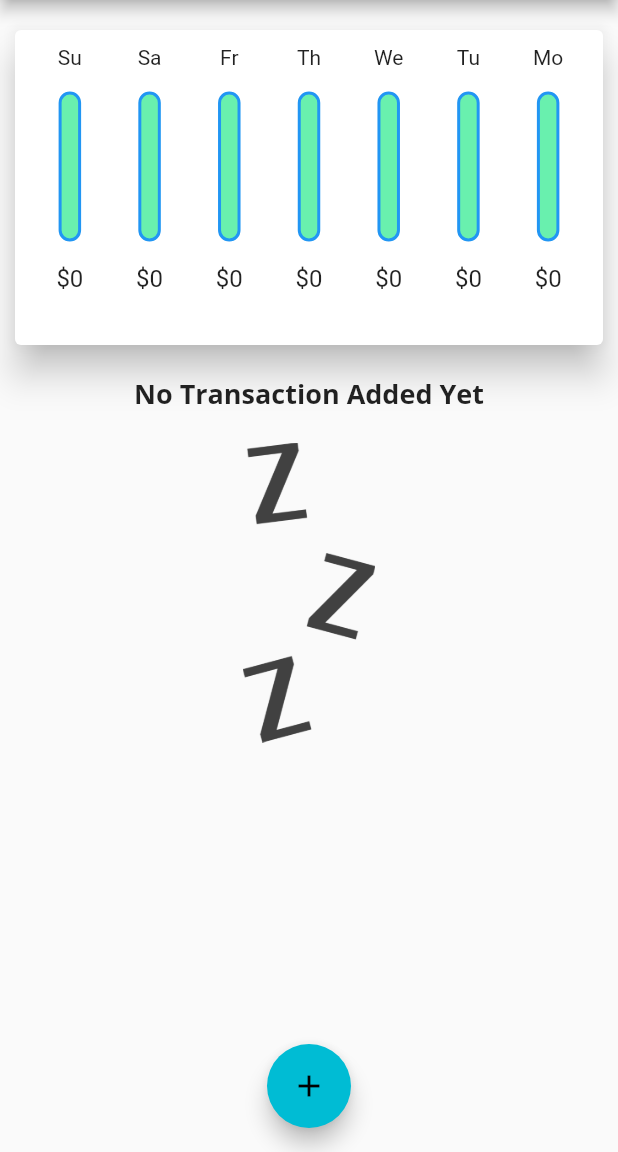
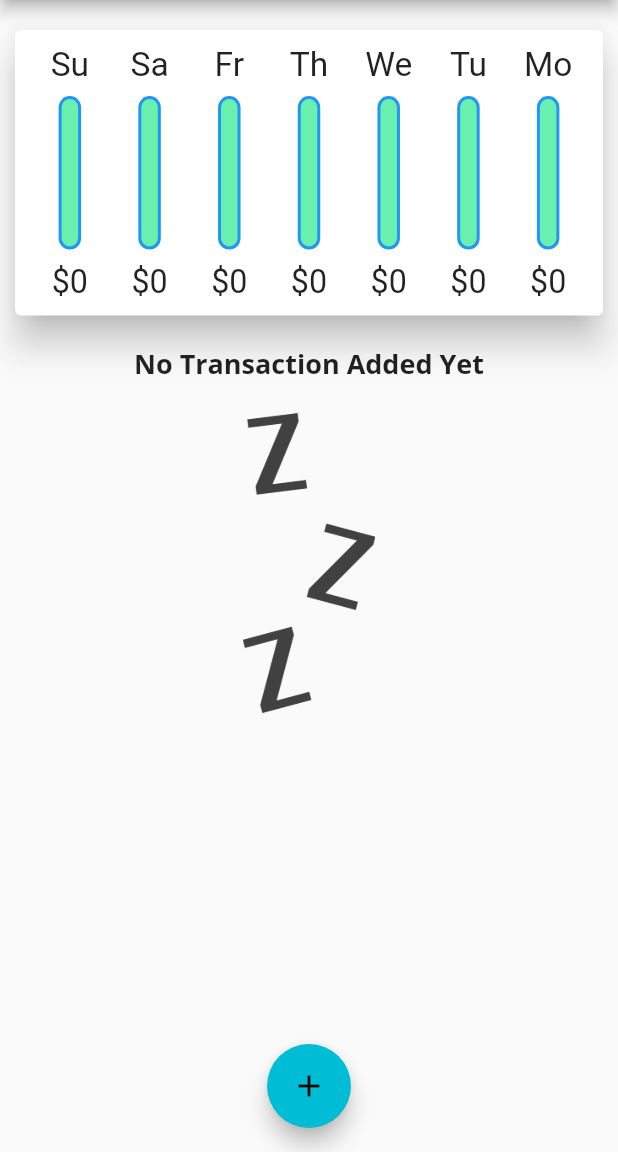
Before and after one commit to marufkhan09/expense, a Flutter app: the screen it shows after launch, on a phone screen of 412 x 824 dp, the part 84-1236 px from its top. Run offline on Flutter 3.47's test engine with Material 2 defaults, Android fonts, the phone set to English and light mode, and no system bars.

```diff
--- a/lib/main.dart
+++ b/lib/main.dart
@@ -1,10 +1,15 @@
 import 'package:expenseplanner/widgets/chart.dart';
 import 'package:expenseplanner/widgets/new_transaction.dart';
 import 'package:expenseplanner/widgets/transaction_list.dart';
+import 'package:flutter/cupertino.dart';
 import 'package:flutter/material.dart';
 import 'package:expenseplanner/models/transaction.dart';
+import 'package:flutter/services.dart';
 
 void main() {
+  WidgetsFlutterBinding.ensureInitialized();
+  SystemChrome.setPreferredOrientations(
+      [DeviceOrientation.portraitUp, DeviceOrientation.portraitDown]);
   runApp(MyApp());
 }
 
@@ -36,9 +41,6 @@ class MyApp extends StatelessWidget {
 }
 
 class MyHomePage extends StatefulWidget {
-  // String titleInput = '';
-  // String amountInput = '';
-
   @override
   _MyHomePageState createState() => _MyHomePageState();
 }
@@ -55,28 +57,30 @@ class _MyHomePageState extends State<MyHomePage> {
         });
   }
 
-  final List<Transaction> _userTransaction = [
-
-  ];
+  final List<Transaction> _userTransaction = [];
 
   List<Transaction> get _recentTransactions {
-    return _userTransaction.where((element) =>
-        element.date.isAfter(DateTime.now().subtract(Duration(days: 7)))).toList();
+    return _userTransaction
+        .where((element) =>
+            element.date.isAfter(DateTime.now().subtract(Duration(days: 7))))
+        .toList();
   }
 
-  void _addNewTransaction(String txTitle, double txAmount,DateTime chosenDate) {
+  void _addNewTransaction(
+      String txTitle, double txAmount, DateTime chosenDate) {
     final newTx = Transaction(
       id: DateTime.now().toString(),
       title: txTitle,
       amount: txAmount,
-        date: chosenDate,);
+      date: chosenDate,
+    );
 
     setState(() {
       _userTransaction.add(newTx);
     });
   }
 
-  void _deleteNewTransaction(String id){
+  void _deleteNewTransaction(String id) {
     setState(() {
       _userTransaction.removeWhere((tx) => tx.id == id);
     });
@@ -84,9 +88,7 @@ class _MyHomePageState extends State<MyHomePage> {
 
   @override
   Widget build(BuildContext context) {
-    return Scaffold(
-      resizeToAvoidBottomInset: false,
-      appBar: AppBar(
+    final appBar = AppBar(
       actions: [
         IconButton(
             onPressed: () => _startAddNewTransaction(context),
@@ -95,14 +97,29 @@ class _MyHomePageState extends State<MyHomePage> {
       title: Text(
         "Personal Expense",
       ),
-      ),
+    );
+
+    return Scaffold(
+      resizeToAvoidBottomInset: false,
+      appBar: appBar,
       body: SingleChildScrollView(
         child: Column(
           mainAxisAlignment: MainAxisAlignment.start,
           crossAxisAlignment: CrossAxisAlignment.stretch,
           children: [
-            Chart(_recentTransactions),
-            TransactionList(_userTransaction,_deleteNewTransaction),
+            Container(
+                height: (MediaQuery.of(context).size.height -
+                        appBar.preferredSize.height -
+                        MediaQuery.of(context).padding.top) *
+                    0.3,
+                child: Chart(_recentTransactions)),
+            Container(
+                height: (MediaQuery.of(context).size.height -
+                        appBar.preferredSize.height -
+                        MediaQuery.of(context).padding.top) *
+                    0.7,
+                child:
+                    TransactionList(_userTransaction, _deleteNewTransaction)),
           ],
         ),
       ),
--- a/lib/widgets/chart.dart
+++ b/lib/widgets/chart.dart
@@ -36,9 +36,7 @@ class Chart extends StatelessWidget {
   @override
   Widget build(BuildContext context) {
 
-    return Container(
-      height: 250,
-      child: Card(
+    return Card(
       elevation: 10.0,
       margin: EdgeInsets.symmetric(horizontal: 10,vertical: 20),
       child: Padding(
@@ -58,7 +56,6 @@ class Chart extends StatelessWidget {
           }).toList(),
         ),
       ),
-      ),
     );
   }
 }
--- a/lib/widgets/charts_bar.dart
+++ b/lib/widgets/charts_bar.dart
@@ -9,14 +9,18 @@ class ChartBar extends StatelessWidget {
 
   @override
   Widget build(BuildContext context) {
+
+    return LayoutBuilder(builder: (ctx, constraints){
       return Column(
         children: [
-        Text(label),
+          Container(
+              height: constraints.maxHeight * 0.15,
+              child: FittedBox(child: Text(label))),
           SizedBox(
-          height: 15,
+            height: constraints.maxHeight * 0.05,
           ),
           Container(
-          height: 100,
+            height: constraints.maxHeight * 0.6,
             width: 15,
             child: Stack(
               alignment: AlignmentDirectional.bottomStart,
@@ -41,15 +45,19 @@ class ChartBar extends StatelessWidget {
             ),
           ),
           SizedBox(
-          height: 15,
+            height: constraints.maxHeight * 0.05,
           ),
-        FittedBox(
+          Container(
+            height: constraints.maxHeight * 0.15,
+            child: FittedBox(
               child: Text(
                 '\$${spendingAmount.toStringAsFixed(0)}',
                 style: TextStyle(fontSize: 16),
               ),
             ),
+          ),
         ],
       );
+    });
   }
 }
--- a/lib/widgets/transaction_list.dart
+++ b/lib/widgets/transaction_list.dart
@@ -10,9 +10,7 @@ class TransactionList extends StatelessWidget {
 
   @override
   Widget build(BuildContext context) {
-    return Container(
-      height: 700,
-      child: transactions.isEmpty
+    return transactions.isEmpty
         ? Column(
             children: [
               Text('No Transaction Added Yet',
@@ -61,7 +59,6 @@ class TransactionList extends StatelessWidget {
                 ),
               );
             },
-            ),
           );
   }
 }
```
Lines whose indentation alone changed are shown as unchanged.
